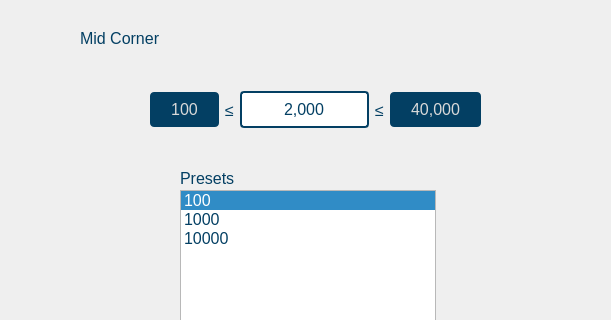
wyattduber/CyDAQ, file gui/qtdesigner/CornersWidget.ui: the form before one commit; both pictures show x 0 to 611 and y 0 to 320 of the 611 by 480 pixel window.
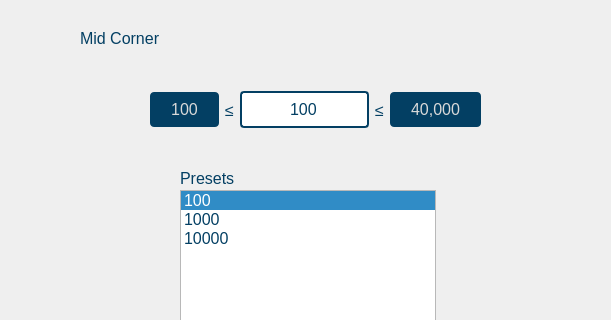
The form after the commit.

Commit message: all input validation for working GUI elements should be done now, begun working on implementing the CLIWrapper into the GUI for actual use

The edit to the form file:
```diff
--- a/gui/qtdesigner/CornersWidget.ui
+++ b/gui/qtdesigner/CornersWidget.ui
@@ -134,7 +134,7 @@
     <item>
      <widget class="QLineEdit" name="corner_input">
       <property name="text">
-       <string>2,000</string>
+       <string>100</string>
       </property>
       <property name="alignment">
        <set>Qt::AlignCenter</set>
```
The commit also changes 7 other files.
